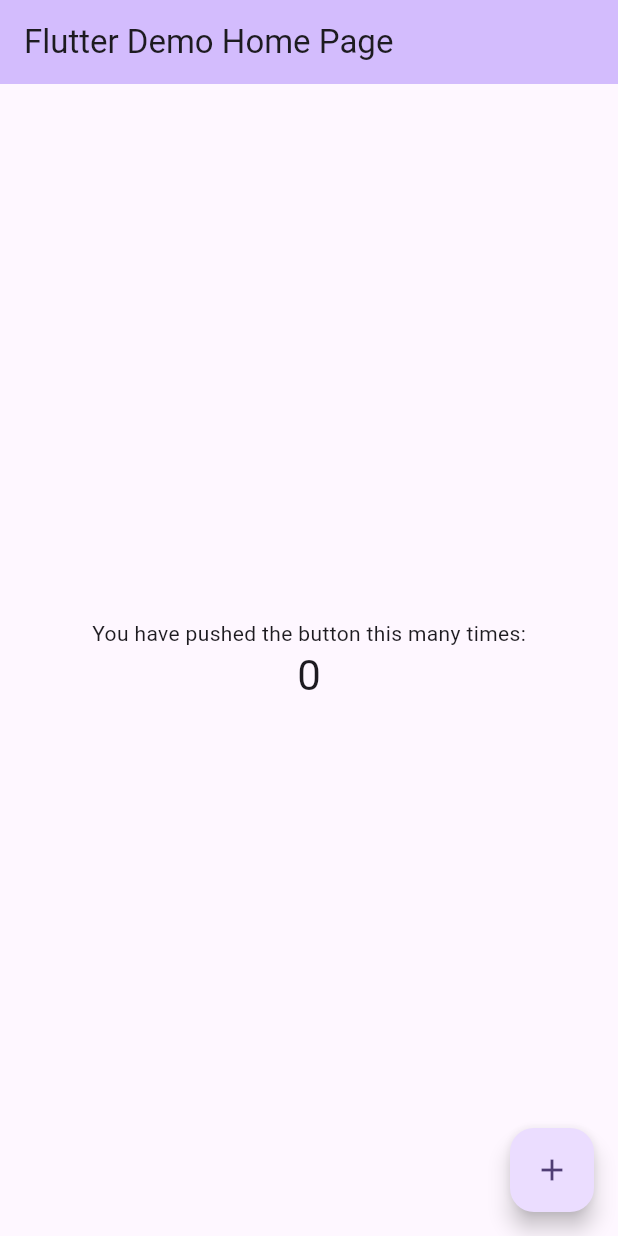
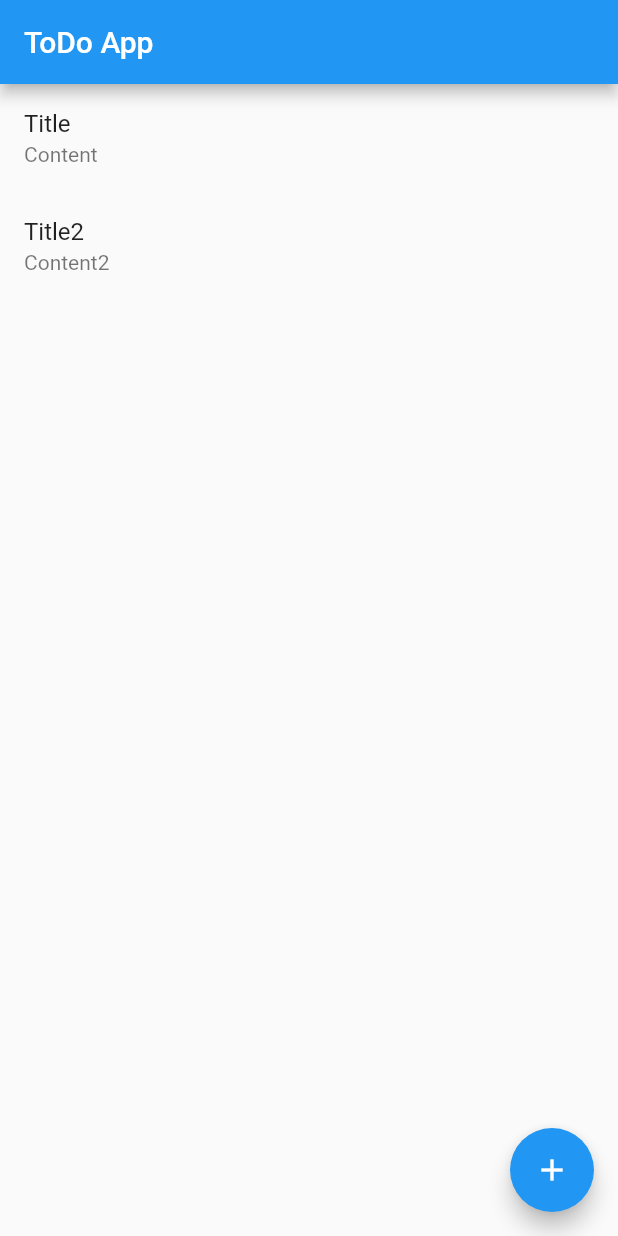
Before and after one commit to MateuszJajkowicz/ToDo-Flutter-App, a Flutter app: the screen it shows after launch, on a phone screen of 412 x 824 dp. Run offline on Flutter 3.47's test engine with Material 2 defaults, Android fonts, the phone set to English and light mode, and no system bars.

Commit message:
Added HomePage and AddNotePage

```diff
--- a/lib/main.dart
+++ b/lib/main.dart
@@ -1,4 +1,6 @@
 import 'package:flutter/material.dart';
+import 'package:todo/pages/home_page.dart';
+import 'package:todo/pages/add_note_page.dart';
 
 void main() {
   runApp(const MyApp());
@@ -7,119 +9,18 @@ void main() {
 class MyApp extends StatelessWidget {
   const MyApp({super.key});
 
-  // This widget is the root of your application.
   @override
   Widget build(BuildContext context) {
     return MaterialApp(
-      title: 'Flutter Demo',
+      title: 'ToDo App',
       theme: ThemeData(
-        // This is the theme of your application.
-        //
-        // TRY THIS: Try running your application with "flutter run". You'll see
-        // the application has a blue toolbar. Then, without quitting the app,
-        // try changing the seedColor in the colorScheme below to Colors.green
-        // and then invoke "hot reload" (save your changes or press the "hot
-        // reload" button in a Flutter-supported IDE, or press "r" if you used
-        // the command line to start the app).
-        //
-        // Notice that the counter didn't reset back to zero; the application
-        // state is not lost during the reload. To reset the state, use hot
-        // restart instead.
-        //
-        // This works for code too, not just values: Most code changes can be
-        // tested with just a hot reload.
-        colorScheme: ColorScheme.fromSeed(seedColor: Colors.deepPurple),
-        useMaterial3: true,
+        primarySwatch: Colors.blue,
       ),
-      home: const MyHomePage(title: 'Flutter Demo Home Page'),
+      initialRoute: '/',
+      routes: {
+        '/': (context) => HomePage(),
+        '/addNote': (context) => const AddNotePage(),
+      },
     );
   }
 }
-
-class MyHomePage extends StatefulWidget {
-  const MyHomePage({super.key, required this.title});
-
-  // This widget is the home page of your application. It is stateful, meaning
-  // that it has a State object (defined below) that contains fields that affect
-  // how it looks.
-
-  // This class is the configuration for the state. It holds the values (in this
-  // case the title) provided by the parent (in this case the App widget) and
-  // used by the build method of the State. Fields in a Widget subclass are
-  // always marked "final".
-
-  final String title;
-
-  @override
-  State<MyHomePage> createState() => _MyHomePageState();
-}
-
-class _MyHomePageState extends State<MyHomePage> {
-  int _counter = 0;
-
-  void _incrementCounter() {
-    setState(() {
-      // This call to setState tells the Flutter framework that something has
-      // changed in this State, which causes it to rerun the build method below
-      // so that the display can reflect the updated values. If we changed
-      // _counter without calling setState(), then the build method would not be
-      // called again, and so nothing would appear to happen.
-      _counter++;
-    });
-  }
-
-  @override
-  Widget build(BuildContext context) {
-    // This method is rerun every time setState is called, for instance as done
-    // by the _incrementCounter method above.
-    //
-    // The Flutter framework has been optimized to make rerunning build methods
-    // fast, so that you can just rebuild anything that needs updating rather
-    // than having to individually change instances of widgets.
-    return Scaffold(
-      appBar: AppBar(
-        // TRY THIS: Try changing the color here to a specific color (to
-        // Colors.amber, perhaps?) and trigger a hot reload to see the AppBar
-        // change color while the other colors stay the same.
-        backgroundColor: Theme.of(context).colorScheme.inversePrimary,
-        // Here we take the value from the MyHomePage object that was created by
-        // the App.build method, and use it to set our appbar title.
-        title: Text(widget.title),
-      ),
-      body: Center(
-        // Center is a layout widget. It takes a single child and positions it
-        // in the middle of the parent.
-        child: Column(
-          // Column is also a layout widget. It takes a list of children and
-          // arranges them vertically. By default, it sizes itself to fit its
-          // children horizontally, and tries to be as tall as its parent.
-          //
-          // Column has various properties to control how it sizes itself and
-          // how it positions its children. Here we use mainAxisAlignment to
-          // center the children vertically; the main axis here is the vertical
-          // axis because Columns are vertical (the cross axis would be
-          // horizontal).
-          //
-          // TRY THIS: Invoke "debug painting" (choose the "Toggle Debug Paint"
-          // action in the IDE, or press "p" in the console), to see the
-          // wireframe for each widget.
-          mainAxisAlignment: MainAxisAlignment.center,
-          children: <Widget>[
-            const Text(
-              'You have pushed the button this many times:',
-            ),
-            Text(
-              '$_counter',
-              style: Theme.of(context).textTheme.headlineMedium,
-            ),
-          ],
-        ),
-      ),
-      floatingActionButton: FloatingActionButton(
-        onPressed: _incrementCounter,
-        tooltip: 'Increment',
-        child: const Icon(Icons.add),
-      ), // This trailing comma makes auto-formatting nicer for build methods.
-    );
-  }
-}
--- /dev/null
+++ b/lib/models/note_model.dart
@@ -0,0 +1,7 @@
+class Note {
+  String title;
+  String content;
+  bool isDone;
+
+  Note({required this.title, required this.content, required this.isDone});
+}
--- /dev/null
+++ b/lib/pages/add_note_page.dart
@@ -0,0 +1,14 @@
+import 'package:flutter/material.dart';
+
+class AddNotePage extends StatelessWidget {
+  const AddNotePage({super.key});
+
+  @override
+  Widget build(BuildContext context) {
+    return Scaffold(
+      appBar: AppBar(
+        title: const Text('Dodaj notatkę'),
+      ),
+    );
+  }
+}
--- /dev/null
+++ b/lib/pages/home_page.dart
@@ -0,0 +1,39 @@
+import 'package:flutter/material.dart';
+import 'package:todo/models/note_model.dart';
+
+class HomePage extends StatelessWidget {
+  final List<Note> notes = [
+    Note(title: 'Title', content: 'Content', isDone: false),
+    Note(title: 'Title2', content: 'Content2', isDone: true),
+  ]; // Lista przechowująca notatki
+
+  HomePage({super.key});
+
+  @override
+  Widget build(BuildContext context) {
+    return Scaffold(
+      appBar: AppBar(
+        title: const Text('ToDo App'),
+      ),
+      body: notes.isEmpty
+          ? const Center(
+              child: Text('Brak notatek'),
+            )
+          : ListView.builder(
+              itemCount: notes.length,
+              itemBuilder: (context, index) {
+                return ListTile(
+                  title: Text(notes[index].title),
+                  subtitle: Text(notes[index].content),
+                );
+              },
+            ),
+      floatingActionButton: FloatingActionButton(
+        onPressed: () {
+          Navigator.pushNamed(context, '/addNote');
+        },
+        child: const Icon(Icons.add),
+      ),
+    );
+  }
+}
--- a/pubspec.yaml
+++ b/pubspec.yaml
@@ -35,6 +35,7 @@ dependencies:
   # The following adds the Cupertino Icons font to your application.
   # Use with the CupertinoIcons class for iOS style icons.
   cupertino_icons: ^1.0.2
+  path_provider: ^2.0.15
 
 dev_dependencies:
   flutter_test:
```
Also changed, not shown: pubspec.lock.
